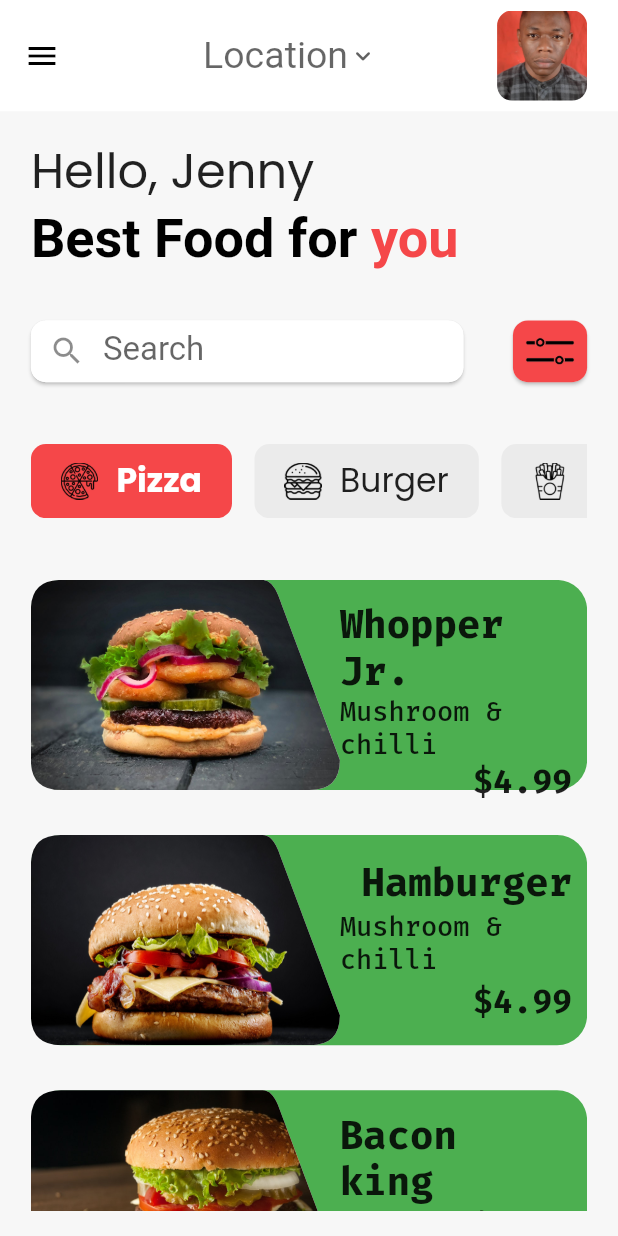
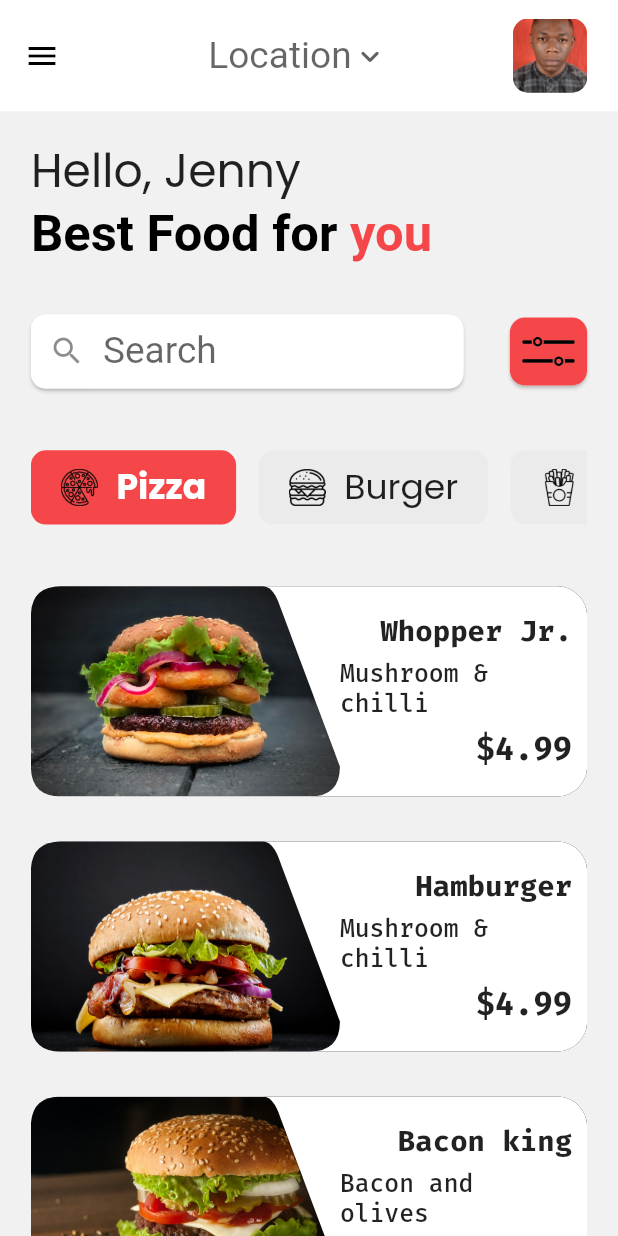
Before and after one commit to Okeybukks/Food-Ordering-App, a Flutter app: the screen it shows after launch, after a tap on "Next", on a phone screen of 412 x 824 dp. Run offline on Flutter 3.47's test engine with Material 2 defaults, Android fonts, the light colour scheme and no system bars; drawn by our look-alikes of flutter_slidable; our stand-ins replace carousel_slider.

Commit message:
First Commit

```diff
--- /dev/null
+++ b/lib/constant.dart
@@ -0,0 +1,5 @@
+const String text =
+    'Our Bacon King Sandwich features two ¼ ib* savory flame-grilled'
+    'beef patties. topped with hearty portion of thick-cut smoked bacon'
+    ', melted American cheese and topped with ketchup and creamy mayonnaise '
+    'all on a soft sesame seed bun.';
--- a/lib/dropdown.dart
+++ b/lib/dropdown.dart
@@ -12,6 +12,7 @@ class _LocationDropdownState extends State<LocationDropdown> {
 
   @override
   Widget build(BuildContext context) {
+    double height = MediaQuery.of(context).size.height;
     return DropdownButtonHideUnderline(
       child: DropdownButton(
         elevation: 0,
@@ -19,11 +20,11 @@ class _LocationDropdownState extends State<LocationDropdown> {
         hint: _dropDownString == ""
             ? Text(
                 'Location',
-                style: TextStyle(fontSize: 25),
+                style: TextStyle(fontSize: height * 0.03),
               )
             : Text(
                 _dropDownString,
-                style: TextStyle(fontSize: 25),
+                style: TextStyle(fontSize: height * 0.03),
               ),
         items: ['Abuja', 'Lagos', 'Aba']
             .map((value) => DropdownMenuItem<String>(
@@ -34,7 +35,7 @@ class _LocationDropdownState extends State<LocationDropdown> {
             _dropDownString = value!;
           });
         },
-        iconSize: 20,
+        iconSize: height * 0.03,
       ),
     );
   }
--- a/lib/home_page_container.dart
+++ b/lib/home_page_container.dart
@@ -23,8 +23,9 @@ class HomePageContainer extends StatelessWidget {
 
   @override
   Widget build(BuildContext context) {
+    final textScaleFactor = MediaQuery.of(context).textScaleFactor;
     return Container(
-      padding: EdgeInsets.symmetric(horizontal: width * 0.08),
+      padding: EdgeInsets.symmetric(horizontal: width * 0.07),
       height: height * 0.6,
       decoration: BoxDecoration(
         color: Colors.white,
@@ -70,7 +71,7 @@ class HomePageContainer extends StatelessWidget {
                   style: TextStyle(
                     fontFamily: 'Poppins',
                     color: Colors.black,
-                    fontSize: 40,
+                    fontSize: height * 0.04,
                     fontWeight: FontWeight.bold,
                   ),
                   children: [
@@ -85,12 +86,12 @@ class HomePageContainer extends StatelessWidget {
             'Our app will make your food ordering pleasant and fast.',
             style: TextStyle(
                 color: Color(0xFF7D7D7D),
-                fontSize: 20,
+                fontSize: height*0.022,
                 fontFamily: 'Poppins'),
             textAlign: TextAlign.center,
           ),
           SizedBox(
-            height: height * 0.04,
+            height: height * 0.15,
           ),
           Container(
             child: Row(
@@ -104,7 +105,7 @@ class HomePageContainer extends StatelessWidget {
                     'Skip',
                     style: TextStyle(
                         fontWeight: FontWeight.bold,
-                        fontSize: 30,
+                        fontSize: height * 0.04,
                         color: Colors.black54),
                   ),
                   style:
@@ -119,7 +120,7 @@ class HomePageContainer extends StatelessWidget {
                     'Next',
                     style: TextStyle(
                         fontWeight: FontWeight.bold,
-                        fontSize: 30,
+                        fontSize: height * 0.04,
                         color: Colors.white),
                   ),
                   style: ElevatedButton.styleFrom(
--- a/lib/main.dart
+++ b/lib/main.dart
@@ -12,10 +12,12 @@ class MyApp extends StatelessWidget {
   // This widget is the root of your application.
   @override
   Widget build(BuildContext context) {
+
     return MaterialApp(
       debugShowCheckedModeBanner: false,
       title: 'Flutter Demo',
       theme: ThemeData(
+        scaffoldBackgroundColor: Color(0xFFF1F1F1),
           primarySwatch: Colors.blue,
           textTheme: TextTheme(bodyText2: TextStyle(fontFamily: 'Poppins'))),
       home: CarouselWithIndicatorDemo(),
--- a/lib/meal.dart
+++ b/lib/meal.dart
@@ -2,6 +2,8 @@ import 'package:flutter/cupertino.dart';
 import 'package:flutter/material.dart';
 // import 'meal_model.dart';
 import 'package:flutter_slidable/flutter_slidable.dart';
+
+import 'meal_description.dart';
 
 class MealWidget extends StatelessWidget {
   final Widget image;
@@ -19,35 +21,33 @@ class MealWidget extends StatelessWidget {
     double height = size.height;
     double width = size.width;
     double height2 = height * 0.17;
-    return Slidable(
+    return GestureDetector(
+      onTap: (){
+        Navigator.push(context, MaterialPageRoute(builder: (context)=>MealScreen()));
+      },
+      child: Container(
+        margin: EdgeInsets.only(bottom: 30),
+        decoration: BoxDecoration(
+            color: Color(0xFF100B18), borderRadius: BorderRadius.circular(20)),
+        child: Slidable(
           actionPane: SlidableDrawerActionPane(),
           actionExtentRatio: 0.25,
           secondaryActions: <Widget>[
-
-        Padding(
-          padding: const EdgeInsets.symmetric(horizontal: 10),
+            GestureDetector(
               child: Container(
-            margin: EdgeInsets.only(top: 0),
-            height: height * 0.17,
-            width: width * 0.3,
-            child: Container(
-              height: height2 * 0.02,
-              width: height2 * 0.02,
+                child: Icon(Icons.add, color: Colors.white,),
+                height: height2 * 0.3,
+                width: height2 * 0.3,
                 decoration: BoxDecoration(
                     color: Color(0xFFF54749), shape: BoxShape.circle),
-            ),
-            decoration: BoxDecoration(
-                color: Color(0xFF100B18),
-                borderRadius: BorderRadius.circular(20)),
               ),
             ),
           ],
           child: Container(
             height: height2,
             width: width,
-        margin: EdgeInsets.only(bottom: 30),
             decoration: BoxDecoration(
-            color: Colors.green, borderRadius: BorderRadius.circular(20)),
+                color: Colors.white, borderRadius: BorderRadius.circular(20)),
             child: Row(
               children: [
                 ClipPath(
@@ -69,17 +69,17 @@ class MealWidget extends StatelessWidget {
                       children: [
                         Text(title,
                             style: TextStyle(
-                            fontSize: 26,
+                                fontSize: height * 0.0235,
                                 fontFamily: 'Fira',
-                            fontWeight: FontWeight.w600)),
+                                fontWeight: FontWeight.bold)),
                         Text(subtitle,
                             style: TextStyle(
-                            fontSize: 18,
+                                fontSize: height * 0.020,
                                 fontFamily: 'Fira',
                                 fontWeight: FontWeight.w500)),
                         Text(price,
                             style: TextStyle(
-                            fontSize: 22,
+                                fontSize: height * 0.026,
                                 fontFamily: 'Fira',
                                 fontWeight: FontWeight.bold))
                       ],
@@ -87,6 +87,8 @@ class MealWidget extends StatelessWidget {
                   ),
                 )
               ],
+            ),
+          ),
         ),
       ),
     );
--- a/lib/menu.dart
+++ b/lib/menu.dart
@@ -28,7 +28,6 @@ class _MenuPageState extends State<MenuPage> {
         }
       },
       child: Scaffold(
-        backgroundColor: Color(0xFFF7F7F7),
         appBar: AppBar(
           toolbarHeight: height * 0.09,
           backgroundColor: Colors.white,
@@ -43,7 +42,10 @@ class _MenuPageState extends State<MenuPage> {
           iconTheme: IconThemeData(color: Colors.black),
         ),
         drawer: Drawer(),
-        body: Container(
+        body: SingleChildScrollView(
+          physics: BouncingScrollPhysics(),
+          child: Container(
+            height: height,
             padding: EdgeInsets.symmetric(
                 vertical: height * 0.02, horizontal: width * 0.05),
             child: Column(
@@ -52,13 +54,13 @@ class _MenuPageState extends State<MenuPage> {
               children: [
                 Text(
                   'Hello, Jenny',
-                style: TextStyle(fontSize: 32),
+                  style: TextStyle(fontSize: height * 0.037),
                 ),
                 RichText(
                     text: TextSpan(
                         text: 'Best Food for ',
                         style: TextStyle(
-                          fontSize: 36,
+                            fontSize: height * 0.041,
                             color: Colors.black,
                             fontWeight: FontWeight.bold),
                         children: [
@@ -80,12 +82,12 @@ class _MenuPageState extends State<MenuPage> {
                           color: Colors.white,
                         ),
                         width: width * 0.7,
-                      height: height * 0.05,
+                        height: height * 0.06,
                         child: TextField(
                           decoration: InputDecoration(
                               prefixIcon: Icon(Icons.search),
                               labelText: 'Search',
-                            labelStyle: TextStyle(fontSize: 22),
+                              labelStyle: TextStyle(fontSize: height * 0.03),
                               border: OutlineInputBorder(
                                   borderSide: BorderSide.none)),
                         ),
@@ -95,8 +97,8 @@ class _MenuPageState extends State<MenuPage> {
                       elevation: 1,
                       borderRadius: BorderRadius.circular(10),
                       child: Container(
-                      width: width * 0.12,
-                      height: height * 0.05,
+                        width: width * 0.125,
+                        height: height * 0.055,
                         decoration: BoxDecoration(
                           image: DecorationImage(
                               image: AssetImage(
@@ -148,7 +150,7 @@ class _MenuPageState extends State<MenuPage> {
                                     Text(
                                       meals[index].mealCategory,
                                       style: TextStyle(
-                                        fontSize: 22,
+                                          fontSize: height * 0.028,
                                           fontWeight: selectedIndex == index
                                               ? FontWeight.bold
                                               : null,
@@ -166,7 +168,7 @@ class _MenuPageState extends State<MenuPage> {
                 Expanded(
                   child: ListView.builder(
                       physics: BouncingScrollPhysics(),
-                    shrinkWrap: true,
+                      // shrinkWrap: true,
                       itemCount: meal.length,
                       itemBuilder: (context, index) => MealWidget(
                         image: meal[index].mealImage,
@@ -179,6 +181,7 @@ class _MenuPageState extends State<MenuPage> {
             ),
           ),
         ),
+      ),
     );
   }
 }
--- a/lib/profile_image.dart
+++ b/lib/profile_image.dart
@@ -5,12 +5,12 @@ class ProfileImage extends StatelessWidget {
 
   @override
   Widget build(BuildContext context) {
-    Size size = MediaQuery.of(context).size;
+    double height = MediaQuery.of(context).size.height;
 
     return Center(
       child: Container(
-        height: 60,
-        width: 60,
+        height: height * 0.06,
+        width: height * 0.06,
         decoration: BoxDecoration(
           image: DecorationImage(image: AssetImage('images/Passport.jpg'), fit: BoxFit.cover),
           borderRadius: BorderRadius.circular(10)
```
Also changed, not shown: lib/meal_description.dart (added, +195 -0 lines), lib/roundbutton.dart (added, +23 -0 lines), lib/topbox_widget.dart (added, +24 -0 lines), images/burger/burger1.png (added), images/burger/burger2.png (added), images/burger/burger3.png (added), images/burger/burger4.png (added), images/burger/burger5.png (added), images/one.jpg (deleted), images/three.jpg (deleted), images/two.jpg (deleted). Lines whose indentation alone changed are shown as unchanged.
